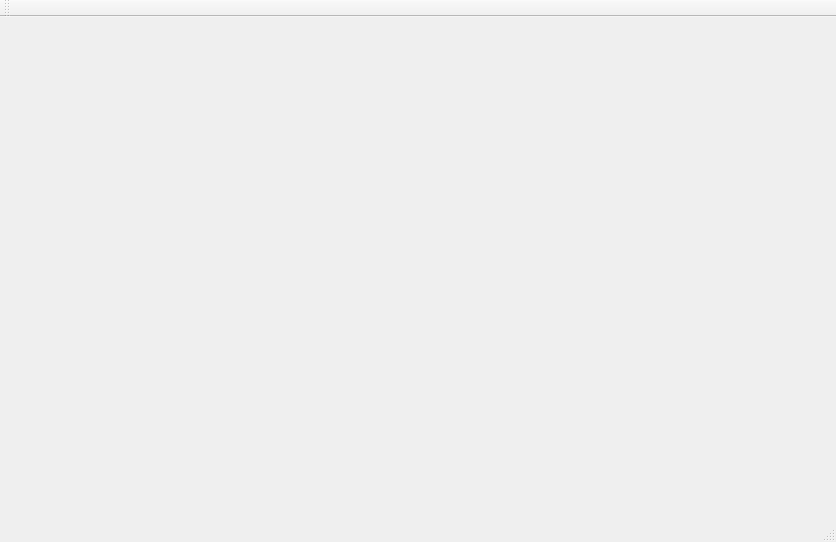
Above: mainwindow.ui from mishkoLitvin/L_Aries-progect before the change. Below: the same form after it.
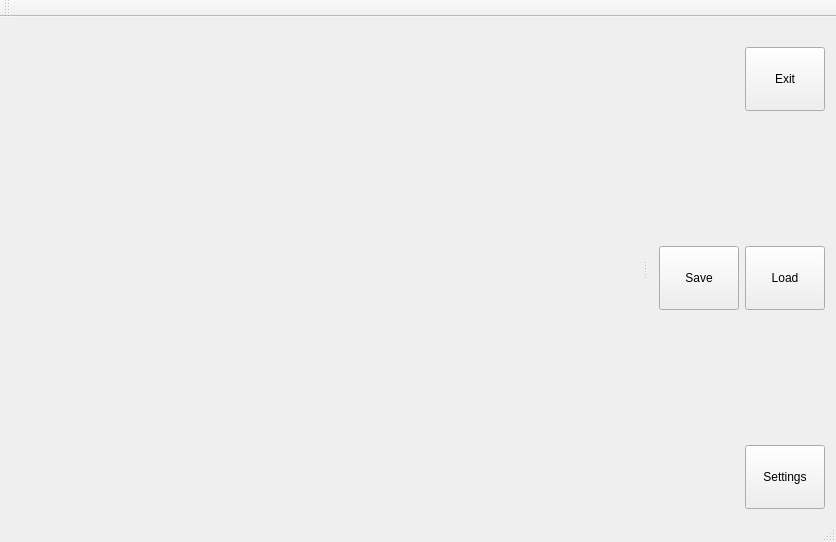
That is the form after the change. Icons and pictures are not drawn.

Commit message: Buttons to main interface added, Serial setting call function written

```diff
--- a/mainwindow.ui
+++ b/mainwindow.ui
@@ -82,6 +82,177 @@
    </attribute>
   </widget>
   <widget class="QStatusBar" name="statusBar"/>
+  <widget class="QDockWidget" name="dockWidget">
+   <property name="features">
+    <set>QDockWidget::DockWidgetMovable</set>
+   </property>
+   <property name="allowedAreas">
+    <set>Qt::LeftDockWidgetArea|Qt::RightDockWidgetArea</set>
+   </property>
+   <attribute name="dockWidgetArea">
+    <number>2</number>
+   </attribute>
+   <widget class="QWidget" name="dockWidgetContents">
+    <layout class="QVBoxLayout" name="verticalLayout_2">
+     <item>
+      <layout class="QHBoxLayout" name="horizontalLayout_4">
+       <item>
+        <spacer name="horizontalSpacer_3">
+         <property name="orientation">
+          <enum>Qt::Horizontal</enum>
+         </property>
+         <property name="sizeHint" stdset="0">
+          <size>
+           <width>40</width>
+           <height>20</height>
+          </size>
+         </property>
+        </spacer>
+       </item>
+       <item>
+        <widget class="QPushButton" name="pButtonExit">
+         <property name="minimumSize">
+          <size>
+           <width>64</width>
+           <height>64</height>
+          </size>
+         </property>
+         <property name="text">
+          <string>Exit</string>
+         </property>
+         <property name="icon">
+          <iconset resource="icons.qrc">
+           <normaloff>:/new/icons/icons/multip.png</normaloff>:/new/icons/icons/multip.png</iconset>
+         </property>
+         <property name="iconSize">
+          <size>
+           <width>64</width>
+           <height>64</height>
+          </size>
+         </property>
+        </widget>
+       </item>
+      </layout>
+     </item>
+     <item>
+      <spacer name="verticalSpacer">
+       <property name="orientation">
+        <enum>Qt::Vertical</enum>
+       </property>
+       <property name="sizeHint" stdset="0">
+        <size>
+         <width>20</width>
+         <height>99</height>
+        </size>
+       </property>
+      </spacer>
+     </item>
+     <item>
+      <layout class="QHBoxLayout" name="horizontalLayout_2">
+       <item>
+        <widget class="QPushButton" name="pButtonSaveJob">
+         <property name="minimumSize">
+          <size>
+           <width>64</width>
+           <height>64</height>
+          </size>
+         </property>
+         <property name="text">
+          <string>Save</string>
+         </property>
+         <property name="icon">
+          <iconset resource="icons.qrc">
+           <normaloff>:/new/icons/icons/save.png</normaloff>:/new/icons/icons/save.png</iconset>
+         </property>
+         <property name="iconSize">
+          <size>
+           <width>64</width>
+           <height>64</height>
+          </size>
+         </property>
+        </widget>
+       </item>
+       <item>
+        <widget class="QPushButton" name="pushButtonLoadJob">
+         <property name="minimumSize">
+          <size>
+           <width>64</width>
+           <height>64</height>
+          </size>
+         </property>
+         <property name="text">
+          <string>Load</string>
+         </property>
+         <property name="icon">
+          <iconset resource="icons.qrc">
+           <normaloff>:/new/icons/icons/load.png</normaloff>:/new/icons/icons/load.png</iconset>
+         </property>
+         <property name="iconSize">
+          <size>
+           <width>64</width>
+           <height>64</height>
+          </size>
+         </property>
+        </widget>
+       </item>
+      </layout>
+     </item>
+     <item>
+      <spacer name="verticalSpacer_2">
+       <property name="orientation">
+        <enum>Qt::Vertical</enum>
+       </property>
+       <property name="sizeHint" stdset="0">
+        <size>
+         <width>20</width>
+         <height>99</height>
+        </size>
+       </property>
+      </spacer>
+     </item>
+     <item>
+      <layout class="QHBoxLayout" name="horizontalLayout_3">
+       <item>
+        <spacer name="horizontalSpacer_4">
+         <property name="orientation">
+          <enum>Qt::Horizontal</enum>
+         </property>
+         <property name="sizeHint" stdset="0">
+          <size>
+           <width>40</width>
+           <height>20</height>
+          </size>
+         </property>
+        </spacer>
+       </item>
+       <item>
+        <widget class="QPushButton" name="pButtonSetting">
+         <property name="minimumSize">
+          <size>
+           <width>64</width>
+           <height>64</height>
+          </size>
+         </property>
+         <property name="text">
+          <string>Settings</string>
+         </property>
+         <property name="icon">
+          <iconset resource="icons.qrc">
+           <normaloff>:/new/icons/icons/settings.png</normaloff>:/new/icons/icons/settings.png</iconset>
+         </property>
+         <property name="iconSize">
+          <size>
+           <width>64</width>
+           <height>64</height>
+          </size>
+         </property>
+        </widget>
+       </item>
+      </layout>
+     </item>
+    </layout>
+   </widget>
+  </widget>
  </widget>
  <layoutdefault spacing="6" margin="11"/>
  <resources/>
```
Left out of the diff: 4 changed lines with no effect on the pictures. The commit also changes 3 other files.
